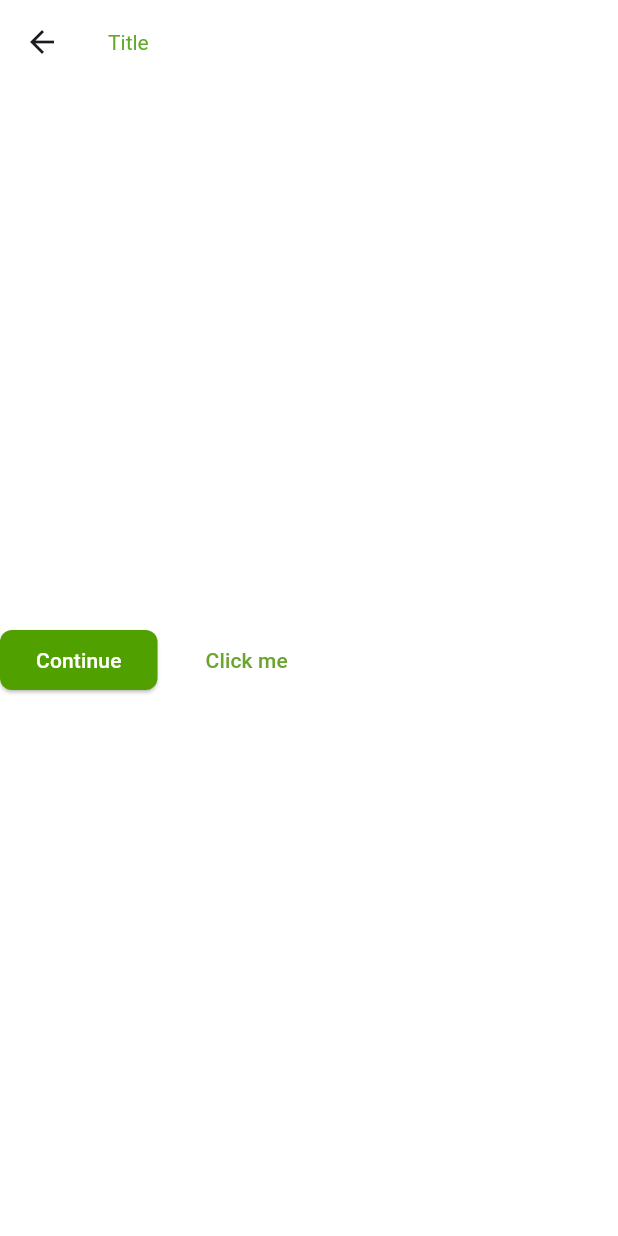
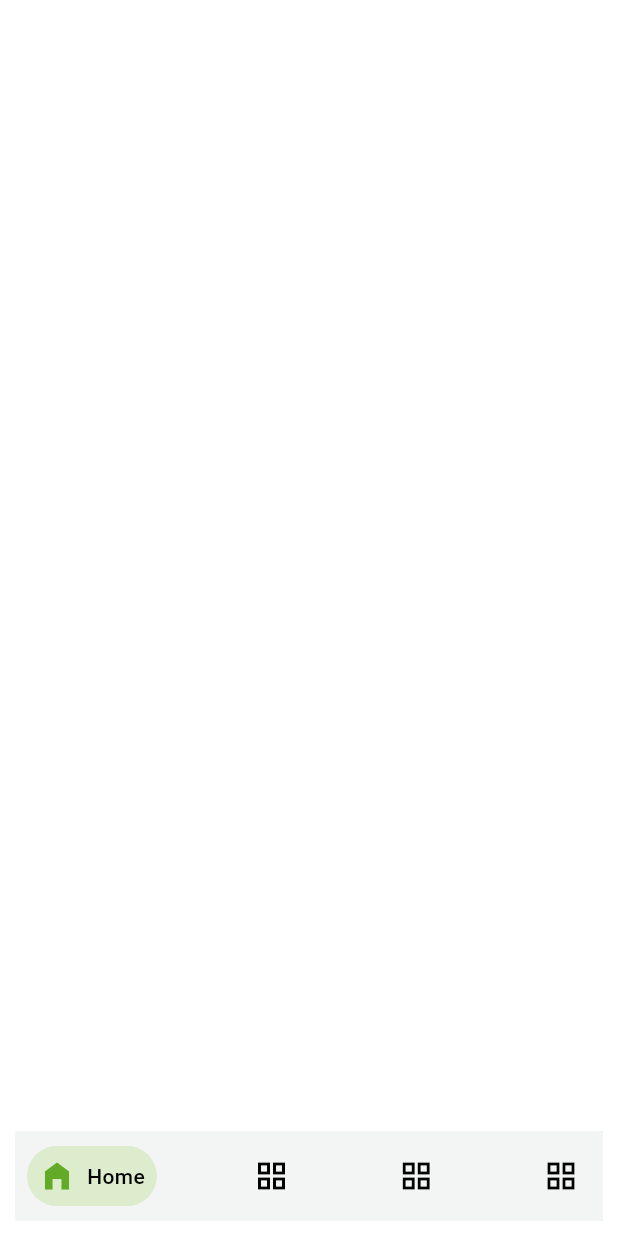
Before and after one commit to Thiruvikraman1998/ECommerce_app_node.js_backend, a Flutter app: the BottomBar screen opened directly, on a phone screen of 412 x 824 dp. Run offline on Flutter 3.47's test engine with Material 2 defaults, Android fonts, the phone set to English and light mode, and no system bars; drawn by our look-alikes of google_nav_bar.

Commit message:
added custom bottom navbar

```diff
--- a/shopnow/lib/main.dart
+++ b/shopnow/lib/main.dart
@@ -77,7 +77,7 @@ class _ShopNowState extends State<ShopNow> {
           ),
         ),
       ),
-      home: const OnboardingScreen(),
+      home: const BottomBar(),
     );
   }
 }
--- a/shopnow/lib/utils/app_colors.dart
+++ b/shopnow/lib/utils/app_colors.dart
@@ -9,8 +9,10 @@ class AppColors {
   static const Color discountColor = Color(0XFFED6767);
   static const Color greenLight =
       Color(0XFFEDF5E5); // or this Color(0XFF9DB882);
+  static const Color navBarTabBg = Color(0XFFDCECCC);
 
   static const Color greyDark = Color(0xFF393E4B);
+  static const Color greyLight = Color(0xFFF3F4F4);
   static const Color witeColor = Colors.white;
   static const Color textGreen = Color(0xFF62AA28);
 }
--- a/shopnow/lib/widgets/bottom_bar.dart
+++ b/shopnow/lib/widgets/bottom_bar.dart
@@ -1,4 +1,7 @@
 import 'package:flutter/material.dart';
+import 'package:google_nav_bar/google_nav_bar.dart';
+
+import '../utils/app_colors.dart';
 
 class BottomBar extends StatefulWidget {
   const BottomBar({super.key});
@@ -11,17 +14,40 @@ class _BottomBarState extends State<BottomBar> {
   @override
   Widget build(BuildContext context) {
     return Scaffold(
-      appBar: AppBar(
-        title: const Text("Title"),
+      bottomNavigationBar: Container(
+        height: 80,
+        child: const Padding(
+          padding: EdgeInsets.symmetric(horizontal: 10, vertical: 10),
+          child: GNav(
+            activeColor: AppColors.textGreen,
+            gap: 8,
+            backgroundColor: AppColors.greyLight,
+            tabBackgroundColor: AppColors.navBarTabBg,
+            padding: EdgeInsets.all(8),
+            tabMargin: EdgeInsets.symmetric(horizontal: 8),
+            textStyle:
+                TextStyle(color: Colors.black, fontWeight: FontWeight.w500),
+            tabs: [
+              GButton(
+                icon: Icons.home_filled,
+                text: "Home",
+              ),
+              GButton(
+                icon: Icons.grid_view_outlined,
+                text: "Categories",
+              ),
+              GButton(
+                icon: Icons.grid_view_outlined,
+                text: "Categories",
+              ),
+              GButton(
+                icon: Icons.grid_view_outlined,
+                text: "Categories",
+              ),
+            ],
+          ),
+        ),
       ),
-      body: Center(
-          child: Row(
-        children: [
-          ElevatedButton(onPressed: () {}, child: const Text("Continue")),
-          SizedBox(width: 20),
-          TextButton(onPressed: () {}, child: Text("Click me"))
-        ],
-      )),
     );
   }
 }
--- a/shopnow/pubspec.yaml
+++ b/shopnow/pubspec.yaml
@@ -35,6 +35,7 @@ dependencies:
   # The following adds the Cupertino Icons font to your application.
   # Use with the CupertinoIcons class for iOS style icons.
   cupertino_icons: ^1.0.2
+  google_nav_bar: ^5.0.6
 
 dev_dependencies:
   flutter_test:
```
Also changed, not shown: shopnow/pubspec.lock.
